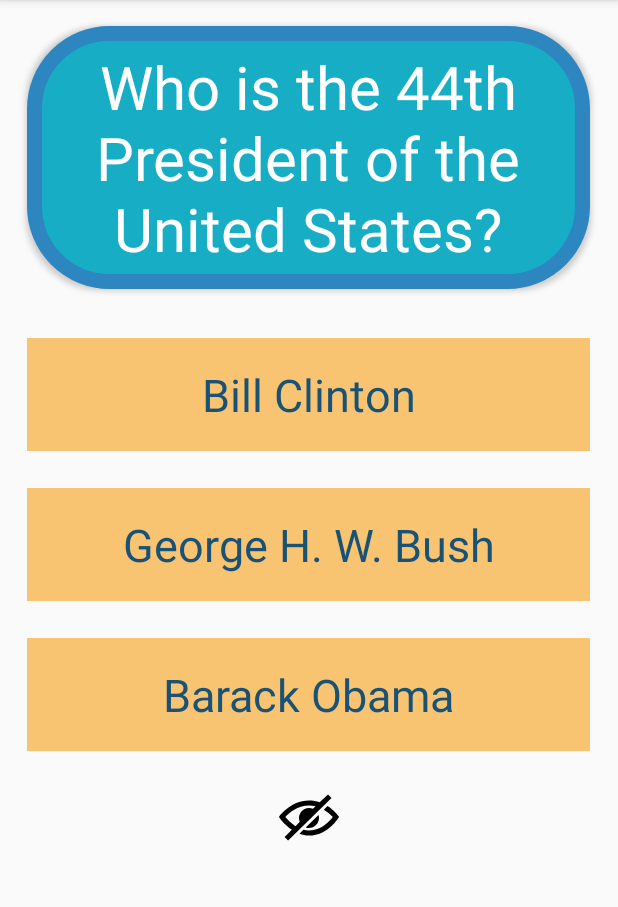
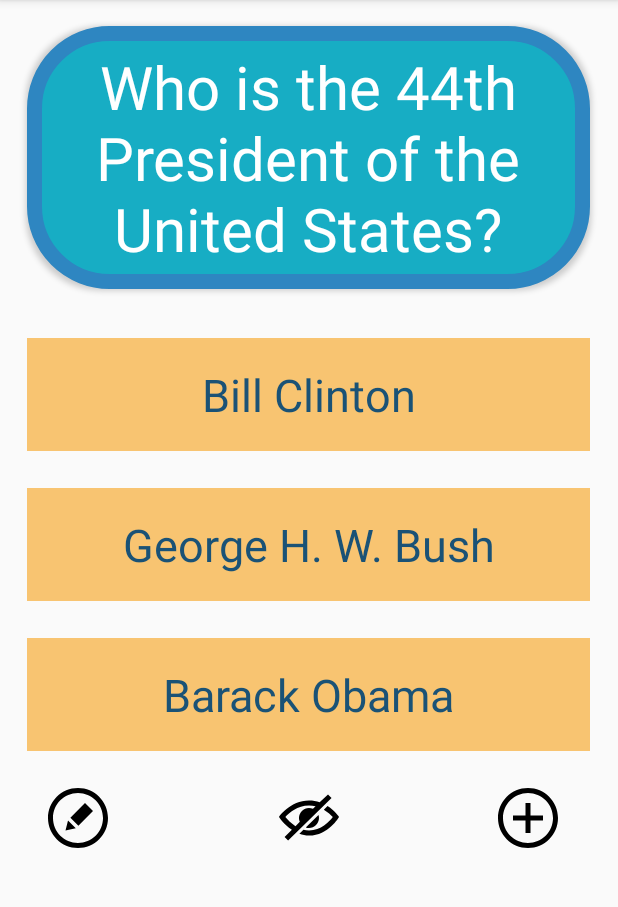
Before and after one commit to SajidMA/FlashDeck, an Android app: the screen it shows after launch (MainActivity), on a phone screen of 412 x 824 dp, the part 84-991 px from its top. Run offline under Robolectric (Android 15) with nearby library versions, the phone set to English and light mode, and no system bars.

Commit message:
Lab 2: Complete Required and Optional Tasks

```diff
--- a/app/build.gradle
+++ b/app/build.gradle
@@ -26,4 +26,5 @@ dependencies {
     testImplementation 'junit:junit:4.12'
     androidTestImplementation 'androidx.test.ext:junit:1.1.0'
     androidTestImplementation 'androidx.test.espresso:espresso-core:3.1.1'
+    implementation 'com.google.android.material:material:1.0.0'
 }
--- a/app/src/main/AndroidManifest.xml
+++ b/app/src/main/AndroidManifest.xml
@@ -9,6 +9,7 @@
         android:roundIcon="@mipmap/ic_launcher_round"
         android:supportsRtl="true"
         android:theme="@style/AppTheme">
+        <activity android:name=".AddCardActivity"></activity>
         <activity android:name=".MainActivity">
             <intent-filter>
                 <action android:name="android.intent.action.MAIN" />
--- /dev/null
+++ b/app/src/main/res/drawable/edit_icon.xml
@@ -0,0 +1,9 @@
+<vector xmlns:android="http://schemas.android.com/apk/res/android"
+    android:width="24dp"
+    android:height="24dp"
+    android:viewportWidth="24"
+    android:viewportHeight="24">
+  <path
+      android:fillColor="#FF000000"
+      android:pathData="M12,2c5.514,0 10,4.486 10,10s-4.486,10 -10,10 -10,-4.486 -10,-10 4.486,-10 10,-10zM12,0c-6.627,0 -12,5.373 -12,12s5.373,12 12,12 12,-5.373 12,-12 -5.373,-12 -12,-12zM8.006,12.964l3.106,3.105 -4.112,0.931 1.006,-4.036zM18,9.2l-5.84,5.921 -3.202,-3.202 5.841,-5.919 3.201,3.2z"/>
+</vector>
--- /dev/null
+++ b/app/src/main/res/drawable/plus_icon.xml
@@ -0,0 +1,9 @@
+<vector xmlns:android="http://schemas.android.com/apk/res/android"
+    android:width="24dp"
+    android:height="24dp"
+    android:viewportWidth="24"
+    android:viewportHeight="24">
+  <path
+      android:fillColor="#FF000000"
+      android:pathData="M12,2c5.514,0 10,4.486 10,10s-4.486,10 -10,10 -10,-4.486 -10,-10 4.486,-10 10,-10zM12,0c-6.627,0 -12,5.373 -12,12s5.373,12 12,12 12,-5.373 12,-12 -5.373,-12 -12,-12zM18,13h-5v5h-2v-5h-5v-2h5v-5h2v5h5v2z"/>
+</vector>
--- a/app/src/main/res/layout/activity_main.xml
+++ b/app/src/main/res/layout/activity_main.xml
@@ -74,12 +74,32 @@
         android:src="@drawable/hide_icon" />
 
     <ImageView
-        android:id="@+id/toggle_choices_show"
+    android:id="@+id/toggle_choices_show"
+    android:layout_width="40dp"
+    android:layout_height="40dp"
+    android:layout_alignParentTop="true"
+    android:layout_centerHorizontal="true"
+    android:layout_marginTop="525dp"
+    android:src="@drawable/show_icon"
+    android:visibility="invisible"/>
+
+    <ImageView
+        android:id="@+id/add_question"
         android:layout_width="40dp"
         android:layout_height="40dp"
         android:layout_alignParentTop="true"
-        android:layout_centerHorizontal="true"
+        android:layout_alignParentEnd="true"
         android:layout_marginTop="525dp"
-        android:src="@drawable/show_icon"
-        android:visibility="invisible"/>
+        android:layout_marginEnd="40dp"
+        android:src="@drawable/plus_icon" />
+
+    <ImageView
+        android:id="@+id/edit_question"
+        android:layout_width="40dp"
+        android:layout_height="40dp"
+        android:layout_alignParentTop="true"
+        android:layout_alignParentEnd="true"
+        android:layout_marginTop="525dp"
+        android:layout_marginEnd="340dp"
+        android:src="@drawable/edit_icon" />
 </RelativeLayout>
```
Also changed, not shown: app/src/main/java/com/example/flashdeck/AddCardActivity.java (added, +60 -0 lines), app/src/main/java/com/example/flashdeck/MainActivity.java (+47 -1 lines), app/src/main/res/drawable/close_icon.xml (added, +9 -0 lines), app/src/main/res/drawable/save_icon.xml (added, +9 -0 lines), app/src/main/res/layout/activity_add_card.xml (added, +68 -0 lines).
